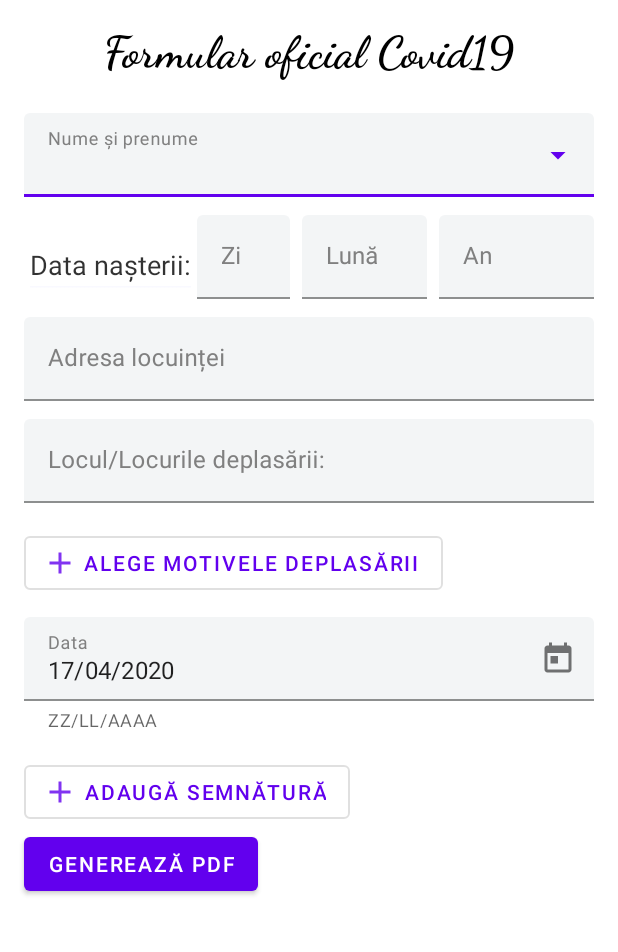
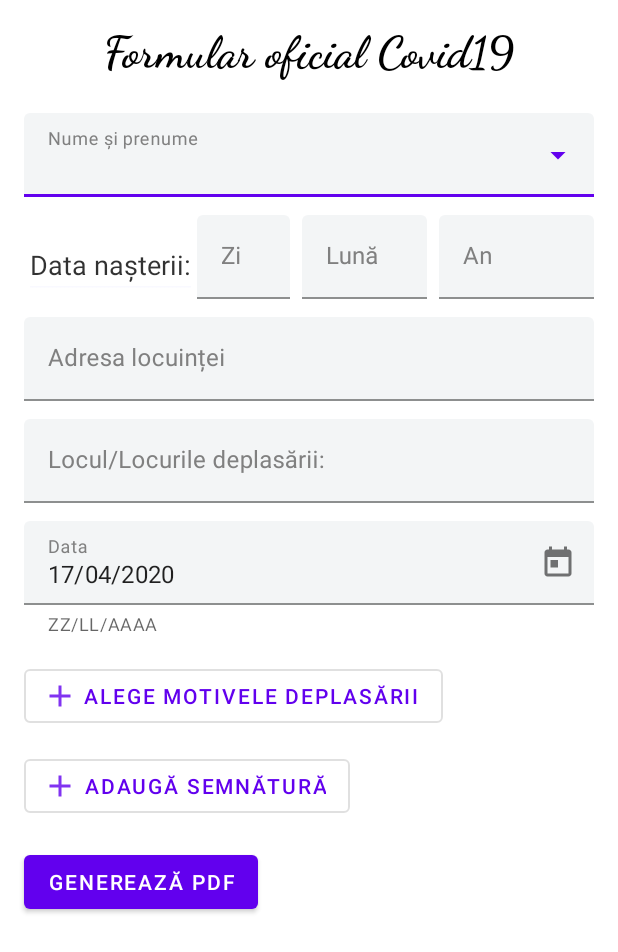
Before and after one commit to eMelgooG/DeclaratieProprieRaspundere, an Android app: the screen it shows after launch (MainActivity), on a phone screen of 412 x 824 dp. Shown: the top 952 px of the screen. Run offline under Robolectric (Android 15) with nearby library versions, the phone set to English and light mode, and no system bars; libraries missing offline, so code that uses them is left out: com.karumi.dexter; 1 statement that could not run was skipped.

Commit message:
- Added invisible ImageView and invisible remove icon for Signature - Redesigned the layout, added the textfields first and then the buttons

```diff
--- a/app/src/main/java/com/example/formcovid19/MainActivity.java
+++ b/app/src/main/java/com/example/formcovid19/MainActivity.java
@@ -580,7 +580,7 @@ public class MainActivity extends AppCompatActivity {
     }
 
     protected void updateImageView (Bitmap bm) {
-        ImageView x = findViewById(R.id.imagine);
+        ImageView x = findViewById(R.id.imageViewSemnatura);
         if(bm!=null) {
             x.setImageBitmap(bm);
         }
--- /dev/null
+++ b/app/src/main/res/drawable-anydpi/ic_rem_24dp.xml
@@ -0,0 +1,11 @@
+<vector xmlns:android="http://schemas.android.com/apk/res/android"
+    android:width="36dp"
+    android:height="36dp"
+    android:viewportWidth="24"
+    android:viewportHeight="24"
+    android:tint="@color/colorPrimary"
+    android:alpha="0.8">
+    <path
+        android:fillColor="@color/white"
+        android:pathData="M12,2C6.48,2 2,6.48 2,12s4.48,10 10,10 10,-4.48 10,-10S17.52,2 12,2zM17,13L7,13v-2h10v2z"/>
+</vector>
--- a/app/src/main/res/layout/activity_main.xml
+++ b/app/src/main/res/layout/activity_main.xml
@@ -209,8 +209,8 @@
             android:layout_marginTop="16dp"
             android:text="Alege motivele deplasării"
             app:icon="@drawable/ic_add_24dp"
-            app:layout_constraintStart_toStartOf="@+id/deplasareTF"
-            app:layout_constraintTop_toBottomOf="@id/deplasareTF" />
+            app:layout_constraintStart_toStartOf="@+id/dataTF"
+            app:layout_constraintTop_toBottomOf="@id/dataTF" />
 
         <com.google.android.material.textfield.TextInputLayout
             android:id="@+id/dataTF"
@@ -230,7 +230,7 @@
             app:hintTextColor="@color/gray"
             app:layout_constraintEnd_toEndOf="parent"
             app:layout_constraintStart_toStartOf="parent"
-            app:layout_constraintTop_toBottomOf="@id/motiveleDeplasariiButon">
+            app:layout_constraintTop_toBottomOf="@id/deplasareTF">
 
             <com.google.android.material.textfield.TextInputEditText
                 android:layout_width="match_parent"
@@ -245,26 +245,37 @@
             style="@style/Widget.MaterialComponents.Button.OutlinedButton.Icon"
             android:layout_width="wrap_content"
             android:layout_height="wrap_content"
-            android:layout_marginTop="16dp"
+            android:layout_marginTop="12dp"
             android:text="Adaugă semnătură"
             app:icon="@drawable/ic_add_24dp"
-            app:layout_constraintStart_toStartOf="@+id/dataTF"
-            app:layout_constraintTop_toBottomOf="@id/dataTF" />
+            app:layout_constraintStart_toStartOf="@+id/motiveleDeplasariiButon"
+            app:layout_constraintTop_toBottomOf="@id/motiveleDeplasariiButon" />
 
         <com.google.android.material.button.MaterialButton
             android:id="@+id/geneatePdfButon"
             style="@style/Widget.MaterialComponents.Button"
             android:layout_width="wrap_content"
+            android:layout_marginTop="16dp"
             android:layout_height="wrap_content"
             android:text="Generează PDF"
             app:layout_constraintStart_toStartOf="@+id/semnaturaButon"
             app:layout_constraintTop_toBottomOf="@id/semnaturaButon" />
 
         <ImageView
-            android:id="@+id/imagine"
-            android:layout_width="wrap_content"
-            android:layout_height="wrap_content"
-            app:layout_constraintLeft_toLeftOf="parent"
-            app:layout_constraintTop_toBottomOf="@id/geneatePdfButon" />
+            android:id="@+id/imageViewSemnatura"
+            android:layout_width="120dp"
+            android:layout_marginTop="6dp"
+            android:layout_height="36dp"
+            android:visibility="gone"
+            app:layout_constraintLeft_toLeftOf="@id/semnaturaButon"
+            app:layout_constraintTop_toTopOf="@id/semnaturaButon" />
+
+        <androidx.appcompat.widget.AppCompatImageButton
+            app:layout_constraintLeft_toRightOf="@id/imageViewSemnatura"
+            app:layout_constraintTop_toTopOf="@id/imageViewSemnatura"
+            android:layout_width="36dp"
+            android:layout_height="36dp"
+            android:visibility="gone"
+            android:src="@drawable/ic_rem_24dp"/>
     </androidx.constraintlayout.widget.ConstraintLayout>
 </ScrollView>
```
Also changed, not shown: app/src/main/res/drawable-xhdpi/ic_rem_24dp.png (added), app/src/main/res/drawable-xxhdpi/ic_rem_24dp.png (added).
